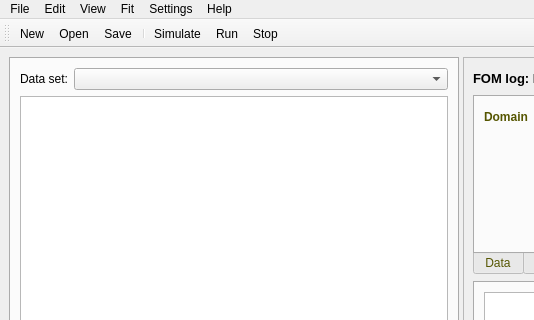
Qt form scripts/SuperRod/superrod2.ui (jackey-qiu/DaFy_P23) before a commit; both pictures show x 0 to 534 and y 0 to 320 of the 1413 by 738 pixel window.
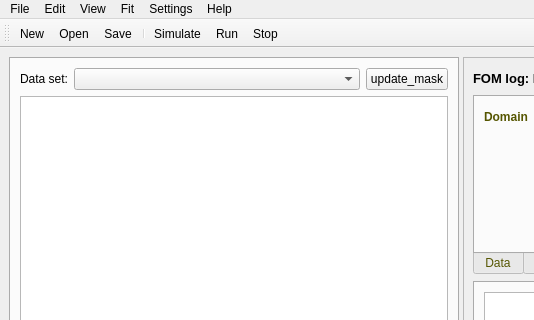
The same form after that commit. The open tabs and pages were chosen to show the change. Icons and pictures are not drawn. Custom widgets are drawn as their Qt base class.

Commit message: implement the mask in the data view and also the function to export data to excel format

```diff
--- a/scripts/SuperRod/superrod2.ui
+++ b/scripts/SuperRod/superrod2.ui
@@ -141,7 +141,33 @@
             </widget>
            </item>
            <item>
-            <widget class="QComboBox" name="comboBox_dataset"/>
+            <widget class="QComboBox" name="comboBox_dataset">
+             <property name="sizePolicy">
+              <sizepolicy hsizetype="Minimum" vsizetype="Fixed">
+               <horstretch>0</horstretch>
+               <verstretch>0</verstretch>
+              </sizepolicy>
+             </property>
+             <property name="minimumSize">
+              <size>
+               <width>150</width>
+               <height>0</height>
+              </size>
+             </property>
+            </widget>
+           </item>
+           <item>
+            <widget class="QPushButton" name="pushButton_update_mask">
+             <property name="sizePolicy">
+              <sizepolicy hsizetype="Fixed" vsizetype="Fixed">
+               <horstretch>0</horstretch>
+               <verstretch>0</verstretch>
+              </sizepolicy>
+             </property>
+             <property name="text">
+              <string>update_mask</string>
+             </property>
+            </widget>
            </item>
           </layout>
          </item>
```
Left out of the diff: 4 changed lines with no effect on the pictures. The commit also changes 5 other files.
